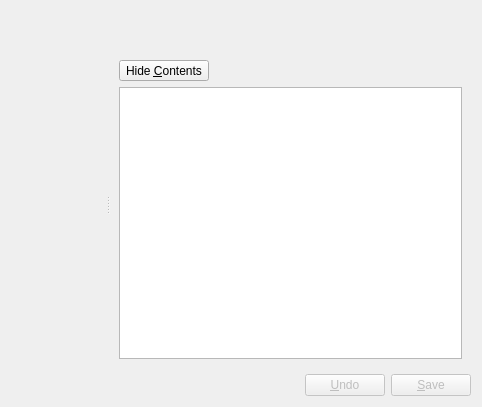
The window that src/manager/walletwidget.ui (KDE/kwalletmanager) describes before a commit, drawn with Qt 5.
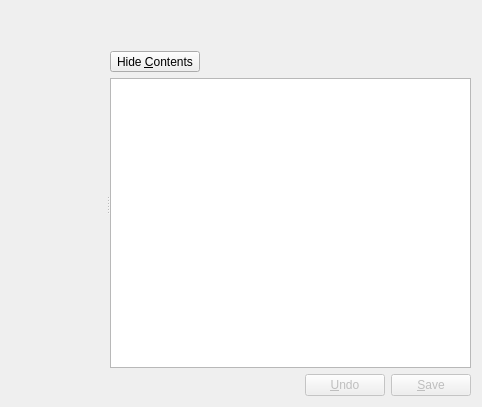
The same window after the commit. The open tabs and pages were chosen to show the change. Custom widgets are drawn as their Qt base class.

```diff
--- a/src/manager/walletwidget.ui
+++ b/src/manager/walletwidget.ui
@@ -131,6 +131,9 @@
          <widget class="QWidget" name="page1"/>
          <widget class="QWidget" name="page2">
           <layout class="QVBoxLayout" name="verticalLayout_3">
+           <property name="margin">
+            <number>0</number>
+           </property>
            <item>
             <layout class="QHBoxLayout" name="horizontalLayout_3">
              <item>
```
Left out of the diff: 3 changed lines with no effect on the pictures.
